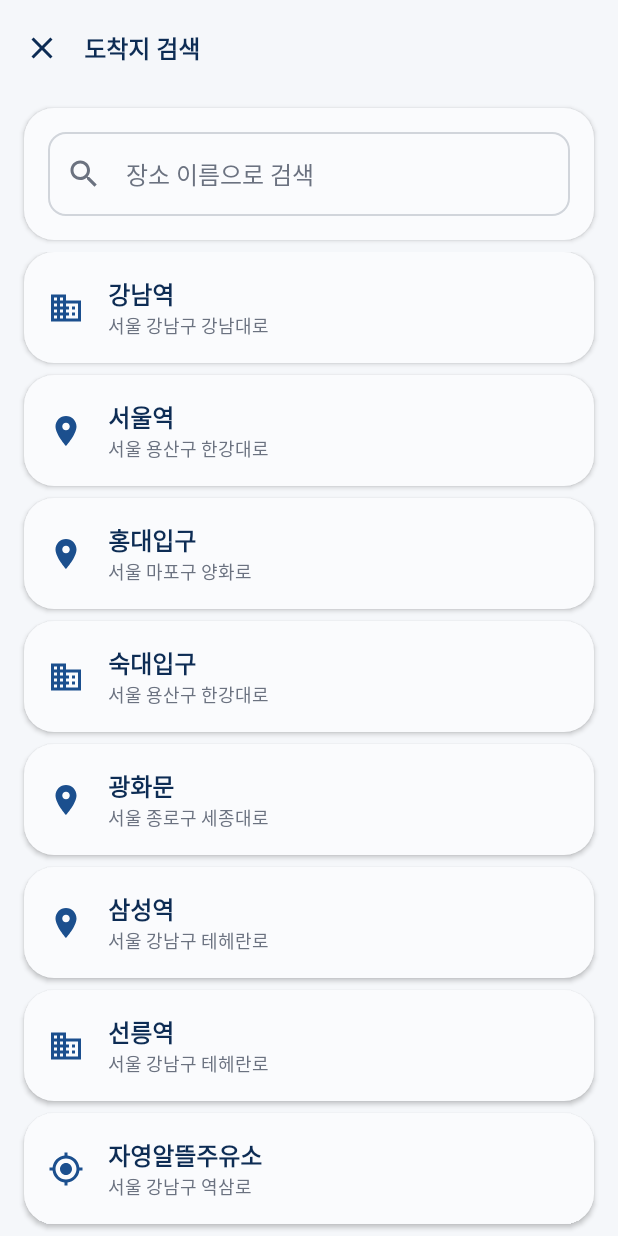
After one commit to giftedsihun/cheap_fuel, an Android app built with Jetpack Compose: the composable PlaceSearchScreen shown on its own in the app's theme, on a phone screen of 412 x 824 dp. The commit adds this screen. Run offline under Robolectric (Android 15) with nearby library versions, the light colour scheme and no system bars.

Commit message:
Add place search screen to fix tappable flow

```diff
--- a/app/src/main/java/com/fueloptimizer/presentation/MainViewModel.kt
+++ b/app/src/main/java/com/fueloptimizer/presentation/MainViewModel.kt
@@ -21,6 +21,9 @@ class MainViewModel : ViewModel() {
     private val _navigationRoute = MutableStateFlow("home")
     val navigationRoute: StateFlow<String> = _navigationRoute
 
+    private val _placeSearchTarget = MutableStateFlow<PlaceSearchTarget?>(null)
+    val placeSearchTarget: StateFlow<PlaceSearchTarget?> = _placeSearchTarget
+
     init {
         _state.value = UiState(
             vehicle = Vehicle(
@@ -36,6 +39,28 @@ class MainViewModel : ViewModel() {
 
     fun navigateTo(route: String) {
         _navigationRoute.value = route
+    }
+
+    fun startPlaceSearch(target: PlaceSearchTarget) {
+        _placeSearchTarget.value = target
+        navigateTo("search")
+    }
+
+    fun selectPlace(place: NamedPlace): Boolean {
+        val target = _placeSearchTarget.value ?: return false
+        if (target == PlaceSearchTarget.ORIGIN) {
+            updateOrigin(place)
+        } else {
+            updateDestination(place)
+        }
+        _placeSearchTarget.value = null
+        navigateTo("home")
+        return true
+    }
+
+    fun cancelPlaceSearch() {
+        _placeSearchTarget.value = null
+        navigateTo("home")
     }
 
     fun updateOrigin(place: NamedPlace) {
@@ -229,3 +254,7 @@ data class UiState(
     val vehicle: Vehicle? = null,
     val preferences: Preferences? = null,
 )
+
+enum class PlaceSearchTarget {
+    ORIGIN, DESTINATION
+}
--- a/app/src/main/java/com/fueloptimizer/presentation/home/HomeScreen.kt
+++ b/app/src/main/java/com/fueloptimizer/presentation/home/HomeScreen.kt
@@ -17,6 +17,7 @@ import androidx.compose.ui.unit.sp
 import androidx.lifecycle.viewmodel.compose.viewModel
 import com.fueloptimizer.domain.FuelKind
 import com.fueloptimizer.presentation.MainViewModel
+import com.fueloptimizer.presentation.PlaceSearchTarget
 import com.fueloptimizer.ui.components.TossCard
 import com.fueloptimizer.ui.components.TossInputField
 import com.fueloptimizer.ui.components.TossSearchField
@@ -190,7 +191,7 @@ fun HomeScreen(
 
                     TossSearchField(
                         value = state.origin?.name ?: "출발지 검색",
-                        onClick = { },
+                        onClick = { viewModel.startPlaceSearch(PlaceSearchTarget.ORIGIN) },
                         placeholder = "Search start point"
                     )
 
@@ -198,7 +199,7 @@ fun HomeScreen(
 
                     TossSearchField(
                         value = state.destination?.name ?: "도착지 검색",
-                        onClick = { },
+                        onClick = { viewModel.startPlaceSearch(PlaceSearchTarget.DESTINATION) },
                         placeholder = "Search destination"
                     )
                 }
--- a/app/src/main/java/com/fueloptimizer/presentation/navigation/GasSmartNavigation.kt
+++ b/app/src/main/java/com/fueloptimizer/presentation/navigation/GasSmartNavigation.kt
@@ -11,6 +11,7 @@ import androidx.compose.ui.graphics.vector.ImageVector
 import androidx.compose.ui.unit.dp
 import com.fueloptimizer.presentation.home.HomeScreen
 import com.fueloptimizer.presentation.result.ResultScreen
+import com.fueloptimizer.presentation.search.PlaceSearchScreen
 import com.fueloptimizer.presentation.settings.SettingsScreen
 
 enum class BottomNavItem(val route: String, val label: String, val icon: ImageVector) {
@@ -66,6 +67,10 @@ fun GasSmartNavigation(
                     onNavigateToMap = { /* Navigate to map */ }
                 )
                 "settings" -> SettingsScreen()
+                "search" -> PlaceSearchScreen(
+                    viewModel = viewModel,
+                    onBack = { viewModel.cancelPlaceSearch() }
+                )
             }
         }
     }
--- /dev/null
+++ b/app/src/main/java/com/fueloptimizer/presentation/search/PlaceSearchScreen.kt
@@ -0,0 +1,169 @@
+package com.fueloptimizer.presentation.search
+
+import androidx.compose.foundation.clickable
+import androidx.compose.foundation.layout.*
+import androidx.compose.foundation.lazy.LazyColumn
+import androidx.compose.foundation.lazy.items
+import androidx.compose.material.icons.Icons
+import androidx.compose.material.icons.filled.Close
+import androidx.compose.material.icons.filled.Domain
+import androidx.compose.material.icons.filled.LocationOn
+import androidx.compose.material.icons.filled.MyLocation
+import androidx.compose.material.icons.filled.Search
+import androidx.compose.material3.*
+import androidx.compose.runtime.*
+import androidx.compose.ui.Alignment
+import androidx.compose.ui.Modifier
+import androidx.compose.ui.graphics.vector.ImageVector
+import androidx.compose.ui.text.font.FontWeight
+import androidx.compose.ui.unit.dp
+import androidx.compose.ui.unit.sp
+import com.fueloptimizer.domain.NamedPlace
+import com.fueloptimizer.network.MockStations
+import com.fueloptimizer.presentation.MainViewModel
+import com.fueloptimizer.presentation.PlaceSearchTarget
+import com.fueloptimizer.ui.components.TossCard
+
+data class PlaceOption(
+    val place: NamedPlace,
+    val icon: ImageVector,
+    val subtitle: String
+)
+
+@OptIn(ExperimentalMaterial3Api::class)
+@Composable
+fun PlaceSearchScreen(
+    viewModel: MainViewModel,
+    onBack: () -> Unit
+) {
+    val target by viewModel.placeSearchTarget.collectAsState()
+    val isOrigin = target == PlaceSearchTarget.ORIGIN
+    var query by remember { mutableStateOf("") }
+
+    val places = remember { samplePlaces() }
+    val filtered = remember(query) {
+        if (query.isBlank()) places
+        else places.filter {
+            it.place.name.contains(query, ignoreCase = true) ||
+                it.subtitle.contains(query, ignoreCase = true)
+        }
+    }
+
+    Scaffold(
+        topBar = {
+            TopAppBar(
+                title = {
+                    Text(
+                        text = if (isOrigin) "출발지 검색" else "도착지 검색",
+                        style = MaterialTheme.typography.titleMedium.copy(fontWeight = FontWeight.SemiBold)
+                    )
+                },
+                navigationIcon = {
+                    IconButton(onClick = onBack) {
+                        Icon(Icons.Filled.Close, contentDescription = "뒤로")
+                    }
+                },
+                colors = TopAppBarDefaults.topAppBarColors(
+                    containerColor = MaterialTheme.colorScheme.background
+                )
+            )
+        }
+    ) { innerPadding ->
+        Column(
+            modifier = Modifier
+                .fillMaxSize()
+                .padding(innerPadding)
+        ) {
+            TossCard(
+                modifier = Modifier
+                    .fillMaxWidth()
+                    .padding(horizontal = 16.dp, vertical = 8.dp)
+            ) {
+                OutlinedTextField(
+                    value = query,
+                    onValueChange = { query = it },
+                    placeholder = { Text("장소 이름으로 검색") },
+                    leadingIcon = { Icon(Icons.Filled.Search, contentDescription = null) },
+                    modifier = Modifier
+                        .fillMaxWidth()
+                        .padding(16.dp),
+                    shape = MaterialTheme.shapes.medium,
+                    singleLine = true
+                )
+            }
+
+            LazyColumn(
+                modifier = Modifier
+                    .fillMaxSize()
+                    .padding(horizontal = 16.dp),
+                verticalArrangement = Arrangement.spacedBy(8.dp),
+                contentPadding = PaddingValues(bottom = 24.dp)
+            ) {
+                items(filtered, key = { it.place.name }) { option ->
+                    PlaceRow(
+                        option = option,
+                        onClick = { viewModel.selectPlace(option.place) }
+                    )
+                }
+            }
+        }
+    }
+}
+
+@Composable
+private fun PlaceRow(option: PlaceOption, onClick: () -> Unit) {
+    TossCard(modifier = Modifier.fillMaxWidth()) {
+        Row(
+            modifier = Modifier
+                .fillMaxWidth()
+                .clickable(onClick = onClick)
+                .padding(16.dp),
+            verticalAlignment = Alignment.CenterVertically
+        ) {
+            Icon(
+                imageVector = option.icon,
+                contentDescription = null,
+                tint = MaterialTheme.colorScheme.primary,
+                modifier = Modifier.padding(end = 16.dp)
+            )
+            Column {
+                Text(
+                    text = option.place.name,
+                    style = MaterialTheme.typography.titleMedium.copy(fontWeight = FontWeight.SemiBold, fontSize = 16.sp)
+                )
+                Text(
+                    text = option.subtitle,
+                    style = MaterialTheme.typography.bodySmall,
+                    color = MaterialTheme.colorScheme.onSurfaceVariant
+                )
+            }
+        }
+    }
+}
+
+private fun samplePlaces(): List<PlaceOption> {
+    val places = listOf(
+        NamedPlace(37.4979, 127.0276, "강남역", "서울 강남구 강남대로"),
+        NamedPlace(37.4846, 126.9876, "서울역", "서울 용산구 한강대로"),
+        NamedPlace(37.4966, 126.8738, "홍대입구", "서울 마포구 양화로"),
+        NamedPlace(37.5547, 126.9707, "숙대입구", "서울 용산구 한강대로"),
+        NamedPlace(37.5660, 126.9952, "광화문", "서울 종로구 세종대로"),
+        NamedPlace(37.5184, 127.0280, "삼성역", "서울 강남구 테헤란로"),
+        NamedPlace(37.5033, 127.0448, "선릉역", "서울 강남구 테헤란로"),
+        NamedPlace(37.4750, 127.0300, "자영알뜰주유소", "서울 강남구 역삼로"),
+        NamedPlace(37.4956, 127.0669, "판교테크노밸리", "경기 성남시 분당구"),
+        NamedPlace(35.1796, 129.0756, "부산 서면", "부산 부산진구 중앙대로"),
+        NamedPlace(36.3504, 127.3845, "대전역", "대전 동구 중앙로"),
+        NamedPlace(35.1596, 126.8526, "광주 송정역", "광주 광산구 송정로")
+    )
+    return places.mapIndexed { index, place ->
+        PlaceOption(
+            place = place,
+            icon = if (place.name.contains("주유소")) Icons.Filled.MyLocation else {
+                if (index % 3 == 0) Icons.Filled.Domain
+                else Icons.Filled.LocationOn
+            },
+            subtitle = place.address ?: "위치 선택"
+        )
+    }
+}
```
